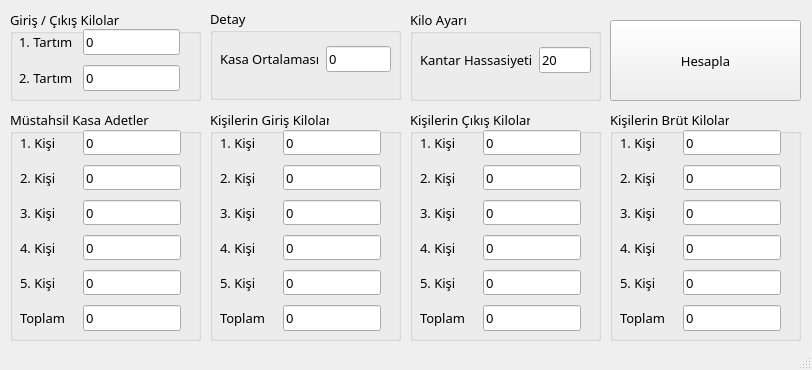
The window that design/main_menu.ui (turancan-p/Kabala-ortalama-hesaplama) describes before a commit, drawn with Qt 5.
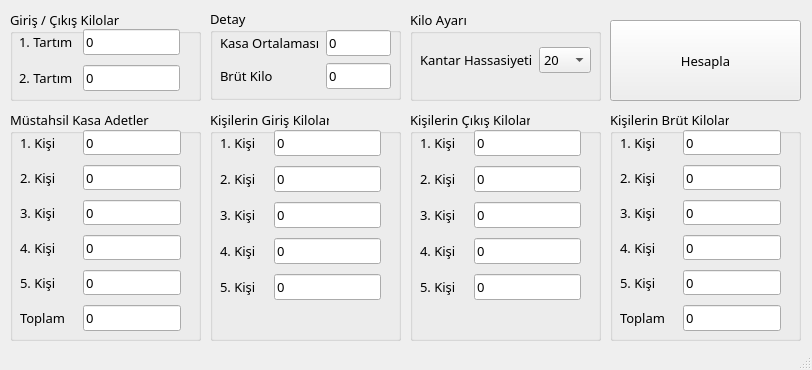
The same window after the commit. Icons and pictures are not drawn.

What changed in the file:
```diff
--- a/design/main_menu.ui
+++ b/design/main_menu.ui
@@ -389,23 +389,6 @@
         </property>
        </widget>
       </item>
-      <item row="5" column="1">
-       <widget class="QLineEdit" name="total_customer_first_kg_textbox">
-        <property name="text">
-         <string>0</string>
-        </property>
-        <property name="readOnly">
-         <bool>true</bool>
-        </property>
-       </widget>
-      </item>
-      <item row="5" column="0">
-       <widget class="QLabel" name="label_19">
-        <property name="text">
-         <string>Toplam</string>
-        </property>
-       </widget>
-      </item>
      </layout>
     </widget>
    </widget>
@@ -546,23 +529,6 @@
         </property>
        </widget>
       </item>
-      <item row="5" column="1">
-       <widget class="QLineEdit" name="total_customer_second_kg_textbox">
-        <property name="text">
-         <string>0</string>
-        </property>
-        <property name="readOnly">
-         <bool>true</bool>
-        </property>
-       </widget>
-      </item>
-      <item row="5" column="0">
-       <widget class="QLabel" name="label_25">
-        <property name="text">
-         <string>Toplam</string>
-        </property>
-       </widget>
-      </item>
      </layout>
     </widget>
    </widget>
@@ -745,6 +711,22 @@
       </rect>
      </property>
      <layout class="QGridLayout" name="gridLayout">
+      <item row="0" column="1">
+       <widget class="QLineEdit" name="per_case_average_textbox">
+        <property name="text">
+         <string>0</string>
+        </property>
+        <property name="dragEnabled">
+         <bool>false</bool>
+        </property>
+        <property name="readOnly">
+         <bool>true</bool>
+        </property>
+        <property name="placeholderText">
+         <string>0</string>
+        </property>
+       </widget>
+      </item>
       <item row="0" column="0">
        <widget class="QLabel" name="label_32">
         <property name="text">
@@ -752,8 +734,15 @@
         </property>
        </widget>
       </item>
-      <item row="0" column="1">
-       <widget class="QLineEdit" name="per_case_average_textbox">
+      <item row="1" column="0">
+       <widget class="QLabel" name="label_34">
+        <property name="text">
+         <string>Brüt Kilo</string>
+        </property>
+       </widget>
+      </item>
+      <item row="1" column="1">
+       <widget class="QLineEdit" name="total_gross_kg_textbox">
         <property name="text">
          <string>0</string>
         </property>
@@ -801,13 +790,27 @@
        </widget>
       </item>
       <item row="0" column="1">
-       <widget class="QLineEdit" name="scale_precision_textbox">
-        <property name="text">
-         <string>20</string>
-        </property>
-        <property name="placeholderText">
-         <string>20</string>
-        </property>
+       <widget class="QComboBox" name="comboBox">
+        <item>
+         <property name="text">
+          <string>20</string>
+         </property>
+        </item>
+        <item>
+         <property name="text">
+          <string>10</string>
+         </property>
+        </item>
+        <item>
+         <property name="text">
+          <string>5</string>
+         </property>
+        </item>
+        <item>
+         <property name="text">
+          <string>1</string>
+         </property>
+        </item>
        </widget>
       </item>
      </layout>
@@ -833,7 +836,7 @@
      <x>0</x>
      <y>0</y>
      <width>812</width>
-     <height>23</height>
+     <height>21</height>
     </rect>
    </property>
   </widget>
```
